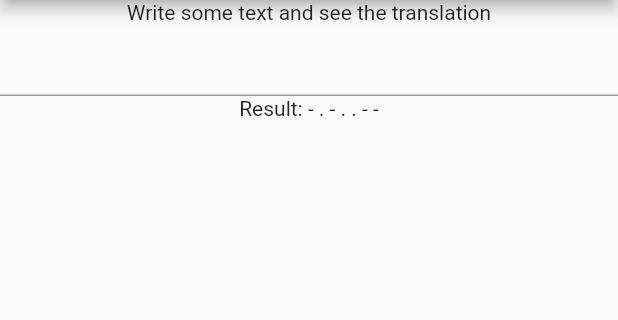
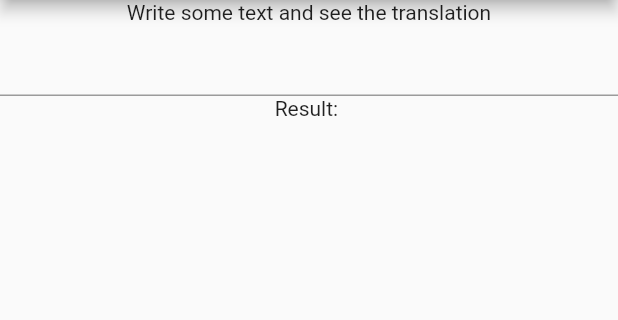
Before and after one commit to dumazy/morse-code, a Flutter app: the screen it shows after launch, on a phone screen of 412 x 824 dp, the part 84-404 px from its top. Run offline on Flutter 3.47's test engine with Material 2 defaults, Android fonts, the phone set to English and light mode, and no system bars.

Commit message:
Rename directory

```diff
--- a/lib/morse/dictionary.dart
+++ b/lib/domain/dictionary.dart
@@ -1,4 +1,4 @@
-import 'package:morse_code/morse/symbols.dart';
+import 'package:morse_code/domain/symbols.dart';
 
 const dot = MorseSymbol.DOT;
 const dash = MorseSymbol.DASH;
--- a/lib/morse/translator.dart
+++ b/lib/domain/translator.dart
@@ -1,5 +1,5 @@
-import 'package:morse_code/morse/dictionary.dart';
-import 'package:morse_code/morse/symbols.dart';
+import 'package:morse_code/domain/dictionary.dart';
+import 'package:morse_code/domain/symbols.dart';
 
 List<MorseSymbol> translateLetter(String letter) {
   if(dictionary.containsKey(letter.toLowerCase())) {
--- a/lib/main.dart
+++ b/lib/main.dart
@@ -1,6 +1,6 @@
 import 'package:flutter/material.dart';
-import 'package:morse_code/morse/symbols.dart';
-import 'package:morse_code/morse/translator.dart';
+import 'package:morse_code/domain/symbols.dart';
+import 'package:morse_code/domain/translator.dart';
 
 void main() => runApp(MyApp());
 
@@ -24,7 +24,7 @@ class HomeScreen extends StatefulWidget {
 }
 
 class _HomeScreenState extends State<HomeScreen> {
-  String text = "text";
+  String text = "";
   @override
   Widget build(BuildContext context) {
     final result = translate(text);
@@ -60,7 +60,7 @@ String translate(String text) {
       case MorseSymbol.WORD_SPACE:
         return "   ";
       default:
-        return " ";
+        return "";
     }
   }).join();
 }
```
Also changed, not shown: lib/domain/symbols.dart (renamed from lib/morse/symbols.dart), 1 other file.
